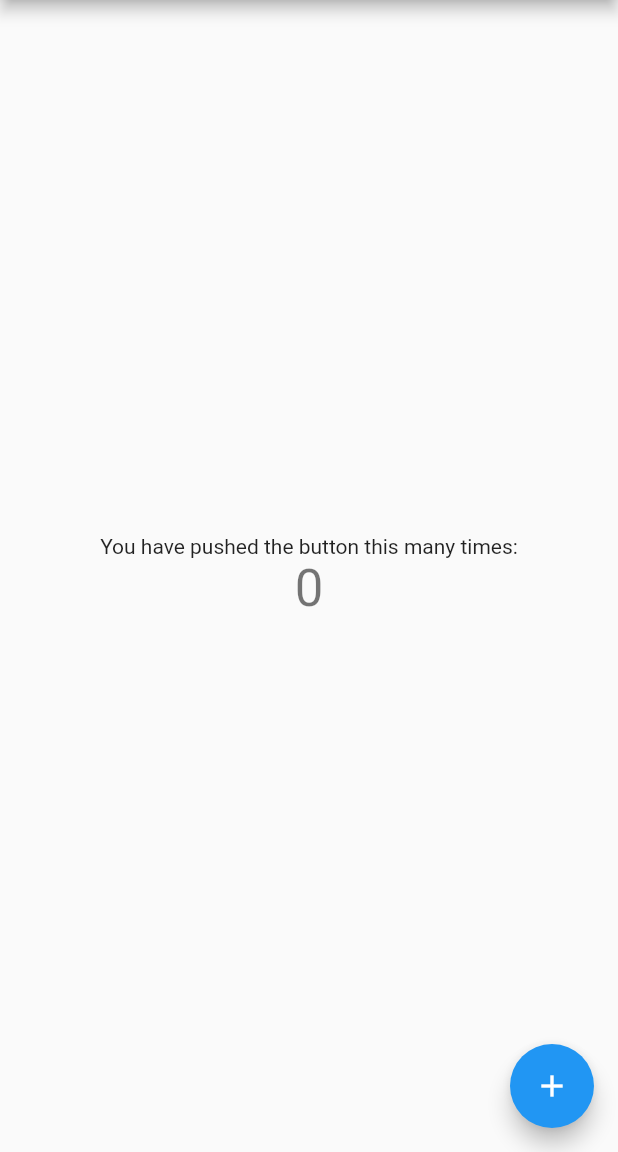
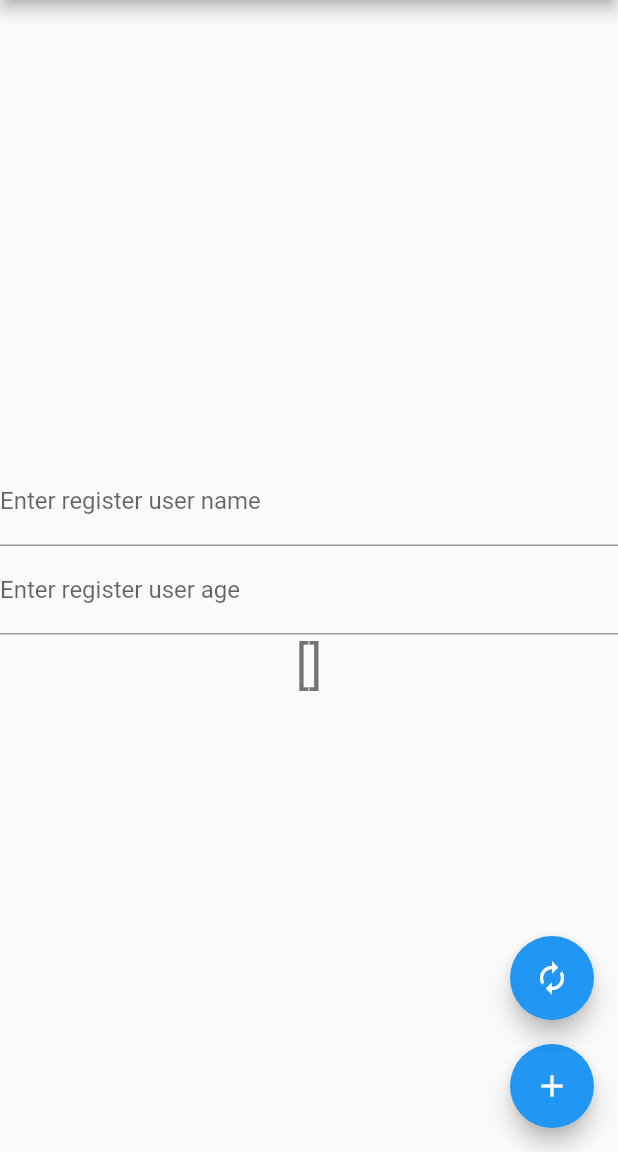
Before and after one commit to takami228/flutter-openapi-go, a Flutter app: the screen it shows after launch, on a phone screen of 412 x 824 dp, the part 84-1236 px from its top. Run offline on Flutter 3.47's test engine with Material 2 defaults, Android fonts, the phone set to English and light mode, and no system bars.

Commit message:
complete tutorial

```diff
--- a/flutter_openapi_go/lib/main.dart
+++ b/flutter_openapi_go/lib/main.dart
@@ -1,23 +1,14 @@
 import 'package:flutter/material.dart';
+import 'package:openapi/api.dart';
 
 void main() => runApp(MyApp());
 
 class MyApp extends StatelessWidget {
-  // This widget is the root of your application.
   @override
   Widget build(BuildContext context) {
     return MaterialApp(
       title: 'Flutter Demo',
       theme: ThemeData(
-        // This is the theme of your application.
-        //
-        // Try running your application with "flutter run". You'll see the
-        // application has a blue toolbar. Then, without quitting the app, try
-        // changing the primarySwatch below to Colors.green and then invoke
-        // "hot reload" (press "r" in the console where you ran "flutter run",
-        // or simply save your changes to "hot reload" in a Flutter IDE).
-        // Notice that the counter didn't reset back to zero; the application
-        // is not restarted.
         primarySwatch: Colors.blue,
       ),
       home: MyHomePage(title: 'Flutter Demo Home Page'),
@@ -28,15 +19,6 @@ class MyApp extends StatelessWidget {
 class MyHomePage extends StatefulWidget {
   MyHomePage({Key key, this.title}) : super(key: key);
 
-  // This widget is the home page of your application. It is stateful, meaning
-  // that it has a State object (defined below) that contains fields that affect
-  // how it looks.
-
-  // This class is the configuration for the state. It holds the values (in this
-  // case the title) provided by the parent (in this case the App widget) and
-  // used by the build method of the State. Fields in a Widget subclass are
-  // always marked "final".
-
   final String title;
 
   @override
@@ -44,68 +26,74 @@ class MyHomePage extends StatefulWidget {
 }
 
 class _MyHomePageState extends State<MyHomePage> {
-  int _counter = 0;
+  int _userAge = 0;
+  String _userName = '';
 
-  void _incrementCounter() {
-    setState(() {
-      // This call to setState tells the Flutter framework that something has
-      // changed in this State, which causes it to rerun the build method below
-      // so that the display can reflect the updated values. If we changed
-      // _counter without calling setState(), then the build method would not be
-      // called again, and so nothing would appear to happen.
-      _counter++;
-    });
+  List<User> _displayUsers = new List();
+
+  void _addUser() {
+    var api = new AddUserApi();
+    User user = new User();
+    user.age = this._userAge;
+    user.name = this._userName;
+    api.userAddPost(user: user);
+  }
+
+  void _getUser() {
+    var api = new UsersApi();
+    Future<List<User>> users = api.usersGet();
+    users.then((content) => setState(() {
+          this._displayUsers = content;
+        }));
   }
 
   @override
   Widget build(BuildContext context) {
-    // This method is rerun every time setState is called, for instance as done
-    // by the _incrementCounter method above.
-    //
-    // The Flutter framework has been optimized to make rerunning build methods
-    // fast, so that you can just rebuild anything that needs updating rather
-    // than having to individually change instances of widgets.
     return Scaffold(
       appBar: AppBar(
-        // Here we take the value from the MyHomePage object that was created by
-        // the App.build method, and use it to set our appbar title.
         title: Text(widget.title),
       ),
       body: Center(
-        // Center is a layout widget. It takes a single child and positions it
-        // in the middle of the parent.
         child: Column(
-          // Column is also layout widget. It takes a list of children and
-          // arranges them vertically. By default, it sizes itself to fit its
-          // children horizontally, and tries to be as tall as its parent.
-          //
-          // Invoke "debug painting" (press "p" in the console, choose the
-          // "Toggle Debug Paint" action from the Flutter Inspector in Android
-          // Studio, or the "Toggle Debug Paint" command in Visual Studio Code)
-          // to see the wireframe for each widget.
-          //
-          // Column has various properties to control how it sizes itself and
-          // how it positions its children. Here we use mainAxisAlignment to
-          // center the children vertically; the main axis here is the vertical
-          // axis because Columns are vertical (the cross axis would be
-          // horizontal).
           mainAxisAlignment: MainAxisAlignment.center,
           children: <Widget>[
-            Text(
-              'You have pushed the button this many times:',
+            new TextField(
+              decoration:
+                  new InputDecoration(labelText: "Enter register user name "),
+              onChanged: (v) => this._userName = v,
+            ),
+            new TextField(
+              decoration:
+                  new InputDecoration(labelText: "Enter register user age"),
+              keyboardType: TextInputType.number,
+              onChanged: (v) => this._userAge = int.parse(v),
             ),
             Text(
-              '$_counter',
+              '$_displayUsers',
               style: Theme.of(context).textTheme.display1,
             ),
           ],
         ),
       ),
-      floatingActionButton: FloatingActionButton(
-        onPressed: _incrementCounter,
-        tooltip: 'Increment',
-        child: Icon(Icons.add),
-      ), // This trailing comma makes auto-formatting nicer for build methods.
+      floatingActionButton: Column(
+        verticalDirection: VerticalDirection.up,
+        mainAxisSize: MainAxisSize.min,
+        children: <Widget>[
+          FloatingActionButton(
+            onPressed: _addUser,
+            tooltip: 'User Register',
+            child: Icon(Icons.add),
+          ),
+          Container(
+            margin: EdgeInsets.only(bottom: 16.0),
+            child: FloatingActionButton(
+              onPressed: _getUser,
+              tooltip: 'All User Get',
+              child: Icon(Icons.autorenew),
+            ),
+          ),
+        ],
+      ),
     );
   }
 }
```
Also changed, not shown: flutter_openapi_go/pubspec.yaml (+2 -50 lines), flutter_openapi_go/pubspec.lock, 7 other files.
